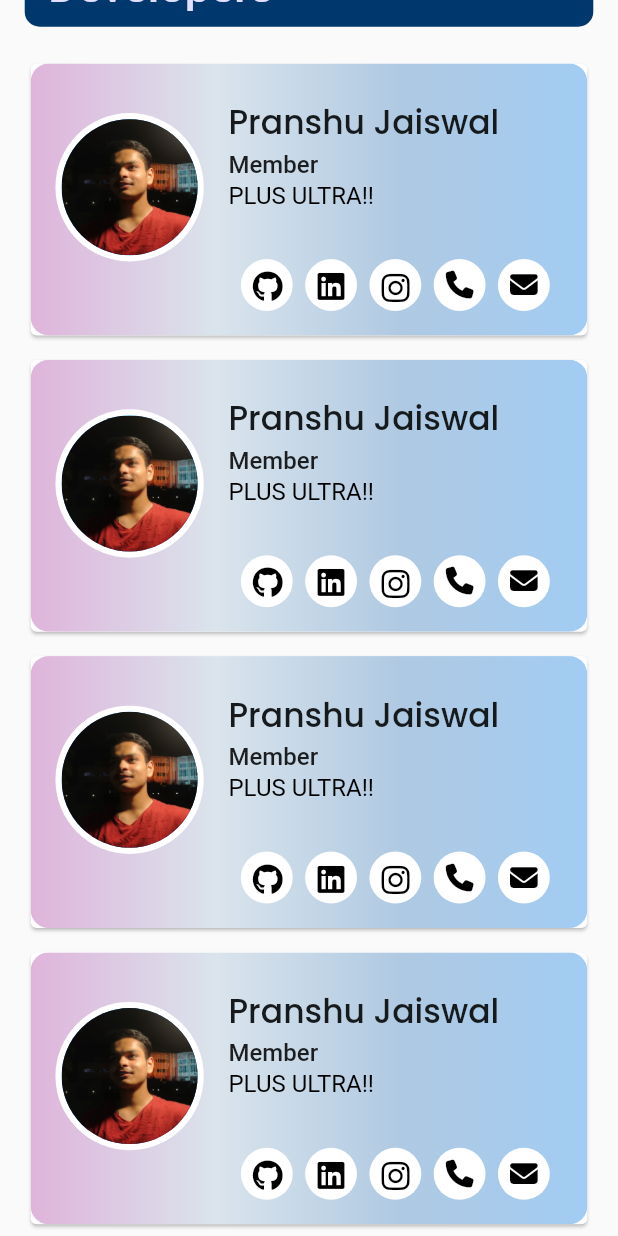
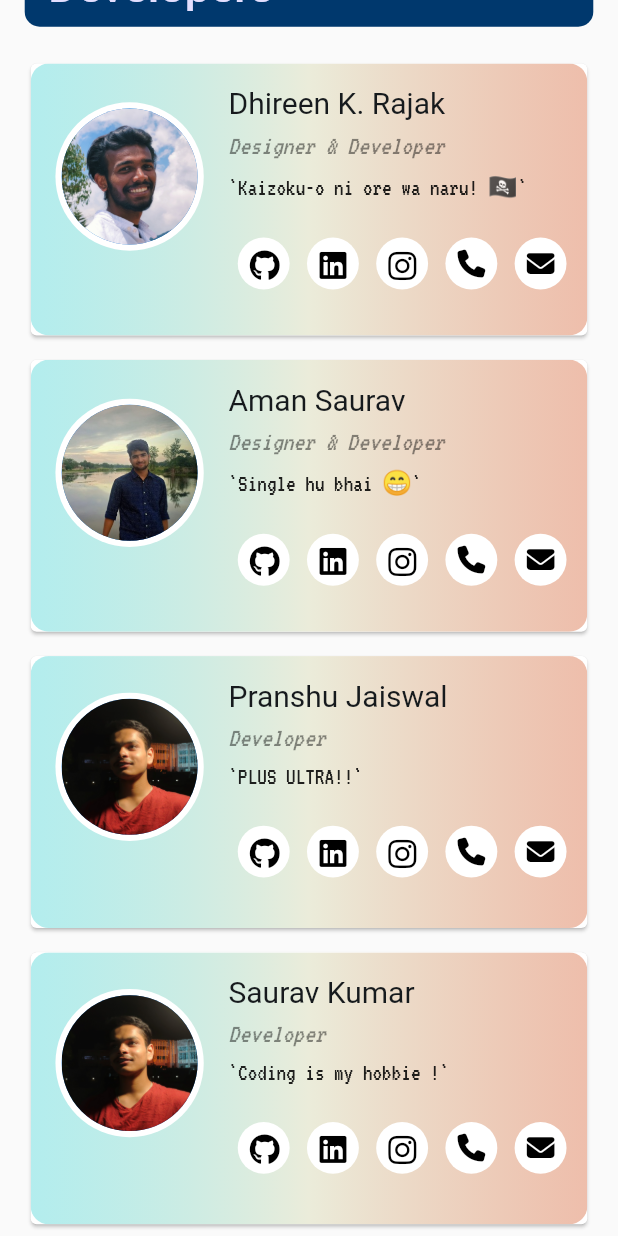
Before and after one commit to DevCANS/udgam2k23App, a Flutter app: the DeveloperScreen screen opened directly, scrolled down 77 dp, on a phone screen of 412 x 824 dp. Run offline on Flutter 3.47's test engine with Material 2 defaults, Android fonts, the phone set to English and light mode, and no system bars; our stand-ins replace carousel_slider, cloud_firestore, curved_navigation_bar, firebase_auth, firebase_core, font_awesome_flutter and 2 more; missing offline and left inert: easy_image_viewer; accounts and stored records are empty; network calls fail; Roboto replaces fonts that are missing (Gugi, Samarkan, Silkscreen).

Commit message:
Updated Dev Screens, and other few screens 	new file:   udgam2k23/assets/teams/AppTeam/Dee.jpg 	modified:   udgam2k23/lib/constants.dart 	modified:   udgam2k23/lib/screens/developer/dev_screen.dart 	modified:   udgam2k23/lib/screens/developer/widget/dev_card.dart 	modified:   udgam2k23/lib/screens/teams/app.dart 	modified:   udgam2k23/lib/screens/teams/conveyance.dart 	modified:   udgam2k23/lib/screens/teams/web.dart

```diff
--- a/udgam2k23/lib/constants.dart
+++ b/udgam2k23/lib/constants.dart
@@ -18,6 +18,13 @@ const linearGrad2 = LinearGradient(
     Color(0xFFA2CCF3),
   ],
 );
+const linearGrad3 = LinearGradient(
+  colors: [
+    Color.fromARGB(183, 149, 230, 231),
+    Color.fromARGB(255, 235, 236, 218),
+    Color.fromARGB(207, 234, 175, 152),
+  ],
+);
 
 const splashColor = Color.fromARGB(255, 105, 104, 104);
 
--- a/udgam2k23/lib/screens/developer/dev_screen.dart
+++ b/udgam2k23/lib/screens/developer/dev_screen.dart
@@ -67,51 +67,70 @@ class _DeveloperScreenState extends State<DeveloperScreen> {
               ),
               Column(
                 children: [
-                  DevCard(imagePath:"assets/teams/AppTeam/PranshuJaiswal.jpg",
+                  DevCard(
+                      imagePath: "assets/teams/AppTeam/Dee.jpg",
+                      name: "Dhireen K. Rajak",
+                      designation: "Designer & Developer",
+                      tagLine: "Kaizoku-o ni ore wa naru! 🏴‍☠️",
+                      github: () =>
+                          method.launch("https://github.com/dee-Rajak"),
+                      instagram: () =>
+                          method.launch("https://www.instagram.com/dee_rajak/"),
+                      linkedin: () => method
+                          .launch("https://www.linkedin.com/in/dee-rajak/"),
+                      phone: () => method.launch("tel:+919382038024"),
+                      mail: () =>
+                          method.launch("mailto:iamdeerajak@gmail.com")),
+                  DevCard(
+                      imagePath: "assets/teams/CoreTeam/SS.jpg",
+                      name: "Aman Saurav",
+                      designation: "Designer & Developer",
+                      tagLine: "Single hu bhai 😁",
+                      github: () =>
+                          method.launch("https://github.com/oops-aman"),
+                      instagram: () => method
+                          .launch("https://www.instagram.com/oops_aman22/"),
+                      linkedin: () => method.launch(
+                          "https://www.linkedin.com/in/aman-saurav-6ab61120b/"),
+                      phone: () => method.launch("tel:+917384128688"),
+                      mail: () =>
+                          method.launch("mailto:b200054@nitsikkim.ac.in")),
+                  DevCard(
+                      imagePath: "assets/teams/AppTeam/PranshuJaiswal.jpg",
                       name: "Pranshu Jaiswal",
-                      designation: "Member",
+                      designation: "Developer",
                       tagLine: "PLUS ULTRA!!",
-                      github:()=> method.launch("https://github.com/jpranshu"),
-                      instagram:()=> method.launch("https://www.instagram.com/pranshu._/"),
-                      linkedin:()=>method.launch("https://www.linkedin.com/in/pranshu-jaiswal-14b3021b8/"),
-                      phone:()=> method.launch("tel:+918250574639"),
-                      mail:()=> method.launch("mailto:b210021@nitsikkim.ac.in")),
-                  DevCard(imagePath:"assets/teams/AppTeam/PranshuJaiswal.jpg",
-                      name: "Pranshu Jaiswal",
-                      designation: "Member",
-                      tagLine: "PLUS ULTRA!!",
-                      github:()=> method.launch("https://github.com/jpranshu"),
-                      instagram:()=> method.launch("https://www.instagram.com/pranshu._/"),
-                      linkedin:()=>method.launch("https://www.linkedin.com/in/pranshu-jaiswal-14b3021b8/"),
-                      phone:()=> method.launch("tel:+918250574639"),
-                      mail:()=> method.launch("mailto:b210021@nitsikkim.ac.in")),
-                  DevCard(imagePath:"assets/teams/AppTeam/PranshuJaiswal.jpg",
-                      name: "Pranshu Jaiswal",
-                      designation: "Member",
-                      tagLine: "PLUS ULTRA!!",
-                      github:()=> method.launch("https://github.com/jpranshu"),
-                      instagram:()=> method.launch("https://www.instagram.com/pranshu._/"),
-                      linkedin:()=>method.launch("https://www.linkedin.com/in/pranshu-jaiswal-14b3021b8/"),
-                      phone:()=> method.launch("tel:+918250574639"),
-                      mail:()=> method.launch("mailto:b210021@nitsikkim.ac.in")),
-                  DevCard(imagePath:"assets/teams/AppTeam/PranshuJaiswal.jpg",
-                      name: "Pranshu Jaiswal",
-                      designation: "Member",
-                      tagLine: "PLUS ULTRA!!",
-                      github:()=> method.launch("https://github.com/jpranshu"),
-                      instagram:()=> method.launch("https://www.instagram.com/pranshu._/"),
-                      linkedin:()=>method.launch("https://www.linkedin.com/in/pranshu-jaiswal-14b3021b8/"),
-                      phone:()=> method.launch("tel:+918250574639"),
-                      mail:()=> method.launch("mailto:b210021@nitsikkim.ac.in")),
-                ].map((e) => Padding(
-                  child: e,
-                  padding:
-                  EdgeInsets.symmetric(vertical: size.height * 0.005),
-                ))
+                      github: () =>
+                          method.launch("https://github.com/jpranshu"),
+                      instagram: () =>
+                          method.launch("https://www.instagram.com/pranshu._/"),
+                      linkedin: () => method.launch(
+                          "https://www.linkedin.com/in/pranshu-jaiswal-14b3021b8/"),
+                      phone: () => method.launch("tel:+918250574639"),
+                      mail: () =>
+                          method.launch("mailto:b210021@nitsikkim.ac.in")),
+                  DevCard(
+                      imagePath: "assets/teams/AppTeam/PranshuJaiswal.jpg",
+                      name: "Saurav Kumar",
+                      designation: "Developer",
+                      tagLine: "Coding is my hobbie !",
+                      github: () =>
+                          method.launch("https://github.com/jpranshu"),
+                      instagram: () =>
+                          method.launch("https://www.instagram.com/pranshu._/"),
+                      linkedin: () => method.launch(
+                          "https://www.linkedin.com/in/pranshu-jaiswal-14b3021b8/"),
+                      phone: () => method.launch("tel:+918250574639"),
+                      mail: () =>
+                          method.launch("mailto:b210021@nitsikkim.ac.in")),
+                ]
+                    .map((e) => Padding(
+                          child: e,
+                          padding: EdgeInsets.symmetric(
+                              vertical: size.height * 0.005),
+                        ))
                     .toList(),
-
               )
-
             ],
           ),
         ),
--- a/udgam2k23/lib/screens/developer/widget/dev_card.dart
+++ b/udgam2k23/lib/screens/developer/widget/dev_card.dart
@@ -25,7 +25,6 @@ class DevCard extends StatelessWidget {
     required this.linkedin,
     required this.phone,
     required this.mail,
-
   });
   @override
   Widget build(BuildContext context) {
@@ -41,7 +40,7 @@ class DevCard extends StatelessWidget {
               height: size.height * 0.22,
               width: double.infinity,
               decoration: const BoxDecoration(
-                gradient: linearGrad2,
+                gradient: linearGrad3,
               ),
               child: Column(
                 children: [
@@ -51,10 +50,10 @@ class DevCard extends StatelessWidget {
                         width: size.width * 0.04,
                       ),
                       CircleAvatar(
-                          radius: size.height*0.06,
+                        radius: size.height * 0.06,
                         backgroundColor: Colors.white,
                         child: CircleAvatar(
-                            radius: size.height*0.055,
+                          radius: size.height * 0.055,
                           foregroundImage: AssetImage(imagePath),
                         ),
                       ),
@@ -67,126 +66,126 @@ class DevCard extends StatelessWidget {
                           crossAxisAlignment: CrossAxisAlignment.start,
                           children: [
                             SizedBox(
-                              height: size.height * 0.02,
+                              height: size.height * 0.01,
                             ),
                             Text(
                               name,
-                              style: GoogleFonts.poppins(
-                                fontSize: 22,
-                                fontWeight: FontWeight.w500,
+                              style: GoogleFonts.silkscreen(
+                                fontSize: 20,
+                                // fontWeight: FontWeight.w500,
                                 color: const Color(0xFF161A1D),
                               ),
                             ),
                             SizedBox(
-                              height: size.height * 0.002,
+                              height: size.height * 0.01,
                             ),
                             Text(
                               designation,
-                              style: GoogleFonts.gugi(
+                              style: GoogleFonts.vt323(
+                                fontSize: 18,
+                                color: Colors.black45,
+                                fontStyle: FontStyle.italic,
+                                // fontWeight: FontWeight.w500,
+                              ),
+                            ),
+                            SizedBox(
+                              height: size.height * 0.01,
+                            ),
+                            Text(
+                              "`$tagLine`",
+                              style: GoogleFonts.vt323(
                                 fontSize: 16,
                                 color: Colors.black87,
                                 //fontStyle: FontStyle.italic,
-                                fontWeight: FontWeight.w500,
+                                // fontWeight: FontWeight.w100,
                               ),
                             ),
                             SizedBox(
-                              height: size.height * 0.002,
-                            ),
-                            Text(
-                              tagLine,
-                              style: GoogleFonts.gugi(
-                                fontSize: 16,
-                                color: Colors.black,
-                                //fontStyle: FontStyle.italic,
-                                fontWeight: FontWeight.w400,
-                              ),
-                            ),
-                            SizedBox(
-                              height: size.height * 0.04,
+                              height: size.height * 0.03,
                             ),
                             Padding(
                               padding: EdgeInsets.only(
-                                left: size.width * 0.01,
+                                left: size.width * 0.001,
                               ),
                               child: Row(
                                 crossAxisAlignment: CrossAxisAlignment.end,
                                 mainAxisAlignment: MainAxisAlignment.end,
                                 children: [
                                   CircleAvatar(
-                                    radius: size.width*0.042,
+                                    radius: size.width * 0.042,
                                     backgroundColor: Colors.white,
-
                                     child: Center(
-                                      child:IconButton(
+                                      child: IconButton(
                                         onPressed: github,
                                         icon: FaIcon(
                                           FontAwesomeIcons.github,
                                           color: Colors.black,
-                                          size: size.width*0.05,
+                                          size: size.width * 0.05,
                                         ),
                                       ),
                                     ),
                                   ),
                                   CircleAvatar(
-                                    radius: size.width*0.042,
+                                    radius: size.width * 0.042,
                                     backgroundColor: Colors.white,
                                     child: Center(
-                                      child:IconButton(
+                                      child: IconButton(
                                         onPressed: linkedin,
                                         icon: FaIcon(
                                           FontAwesomeIcons.linkedin,
                                           color: Colors.black,
-                                          size: size.width*0.05,
+                                          size: size.width * 0.05,
                                         ),
                                       ),
                                     ),
                                   ),
                                   CircleAvatar(
-                                    radius: size.width*0.042,
+                                    radius: size.width * 0.042,
                                     backgroundColor: Colors.white,
                                     child: Center(
-                                      child:IconButton(
+                                      child: IconButton(
                                         onPressed: instagram,
                                         icon: FaIcon(
                                           FontAwesomeIcons.instagram,
                                           color: Colors.black,
-                                          size: size.width*0.052,
+                                          size: size.width * 0.052,
                                         ),
                                       ),
                                     ),
                                   ),
                                   CircleAvatar(
-                                    radius: size.width*0.042,
+                                    radius: size.width * 0.042,
                                     backgroundColor: Colors.white,
                                     child: Center(
-                                      child:IconButton(
+                                      child: IconButton(
                                         onPressed: phone,
                                         icon: FaIcon(
                                           FontAwesomeIcons.phone,
                                           color: Colors.black,
-                                          size: size.width*0.045,
+                                          size: size.width * 0.045,
                                         ),
                                       ),
                                     ),
                                   ),
                                   CircleAvatar(
-                                    radius: size.width*0.042,
+                                    radius: size.width * 0.042,
                                     backgroundColor: Colors.white,
                                     child: Center(
-                                      child:IconButton(
+                                      child: IconButton(
                                         onPressed: mail,
                                         icon: FaIcon(
                                           FontAwesomeIcons.solidEnvelope,
                                           color: Colors.black,
-                                          size: size.width*0.045,
+                                          size: size.width * 0.045,
                                         ),
                                       ),
                                     ),
                                   ),
-                                ].map((e) => Padding(
+                                ]
+                                    .map((e) => Padding(
                                           child: e,
-                                  padding:
-                                  EdgeInsets.symmetric(horizontal: size.width * 0.01),
+                                          padding: EdgeInsets.symmetric(
+                                              horizontal: size.width * 0.014),
                                         ))
                                     .toList(),
                               ),
--- a/udgam2k23/lib/screens/teams/app.dart
+++ b/udgam2k23/lib/screens/teams/app.dart
@@ -1,5 +1,3 @@
-import 'package:flutter/src/widgets/framework.dart';
-import 'package:flutter/src/widgets/placeholder.dart';
 import 'package:flutter/material.dart';
 import 'package:udgam2k23/methods/methods.dart';
 import 'package:udgam2k23/screens/teams/widgets/team_card.dart';
@@ -61,6 +59,17 @@ class _AppTeamState extends State<AppTeam> {
                   ),
                 ),
               ),
+              SizedBox(
+                height: size.height * 0.01,
+              ),
+              TeamCard(
+                imagePath: "assets/teams/AppTeam/Dee.jpg",
+                name: "Dhireen Kumar Rajak",
+                designation: "Member",
+                onPressed1: () => method.launch("tel:+919382038024"),
+                onPressed2: () =>
+                    method.launch("mailto:b200040@nitsikkim.ac.in"),
+              ),
             ],
           ),
         ),
--- a/udgam2k23/lib/screens/teams/conveyance.dart
+++ b/udgam2k23/lib/screens/teams/conveyance.dart
@@ -64,7 +64,7 @@ class _CADTeamState extends State<CADTeam> {
                 height: size.height * 0.02,
               ),
               TeamCard(
-                imagePath:  "assets/teams/DisciplineTeam/AniketGupta.JPG",
+                imagePath: "assets/teams/DisciplineTeam/AniketGupta.JPG",
                 name: "Aniket Gupta",
                 designation: "Member",
                 onPressed1: () => method.launch("tel:+916296014362"),
@@ -86,7 +86,7 @@ class _CADTeamState extends State<CADTeam> {
                 height: size.height * 0.02,
               ),
               TeamCard(
-                imagePath: "assets/teams/DisciplineTeam/m.jpg",
+                imagePath: "assets/teams/DisciplineTeam/M.jpg",
                 name: "Mini ",
                 designation: "Member",
                 onPressed1: () => method.launch("tel:+919079281922"),
--- a/udgam2k23/lib/screens/teams/web.dart
+++ b/udgam2k23/lib/screens/teams/web.dart
@@ -64,7 +64,7 @@ class _WebTeamState extends State<WebTeam> {
                 height: size.height * 0.01,
               ),
               TeamCard(
-                imagePath: "assets/teams/WebTeam/Vishal.jpg",
+                imagePath: "assets/teams/WebTeam/Vishal.jpeg",
                 name: "Vishal Kumar",
                 designation: "Member",
                 onPressed1: () => method.launch("tel:+919608851340"),
@@ -75,7 +75,7 @@ class _WebTeamState extends State<WebTeam> {
                 height: size.height * 0.01,
               ),
               TeamCard(
-                imagePath: "assets/teams/WebTeam/Jigmee.jpg",
+                imagePath: "assets/teams/WebTeam/Jigmee.jpeg",
                 name: "Jigmee W. Sherpa",
                 designation: "Member",
                 onPressed1: () => method.launch("tel:+917908546144"),
```
Also changed, not shown: udgam2k23/assets/teams/AppTeam/Dee.jpg (added). Lines whose indentation alone changed are shown as unchanged.
